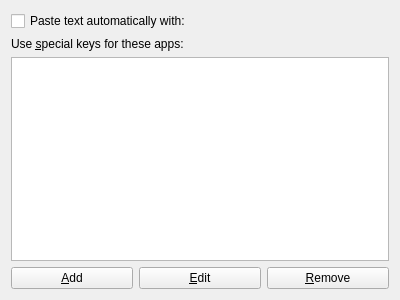
Above: applets/paste/autopasteconfig.ui from KDE/kdeplasma-addons before the change. Below: the same form after it.
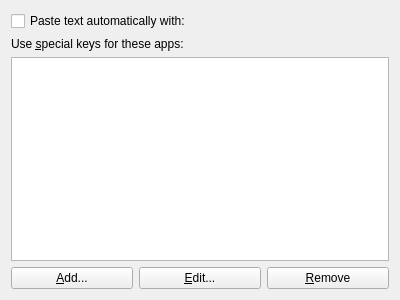
That is the form after the change. Custom widgets are drawn as their Qt base class.

Diff of the .ui file:
```diff
--- a/applets/paste/autopasteconfig.ui
+++ b/applets/paste/autopasteconfig.ui
@@ -58,14 +58,14 @@
      <item>
       <widget class="QPushButton" name="addButton" >
        <property name="text" >
-        <string>&amp;Add</string>
+        <string>&amp;Add...</string>
        </property>
       </widget>
      </item>
      <item>
       <widget class="QPushButton" name="editButton" >
        <property name="text" >
-        <string>&amp;Edit</string>
+        <string>&amp;Edit...</string>
        </property>
       </widget>
      </item>
```
